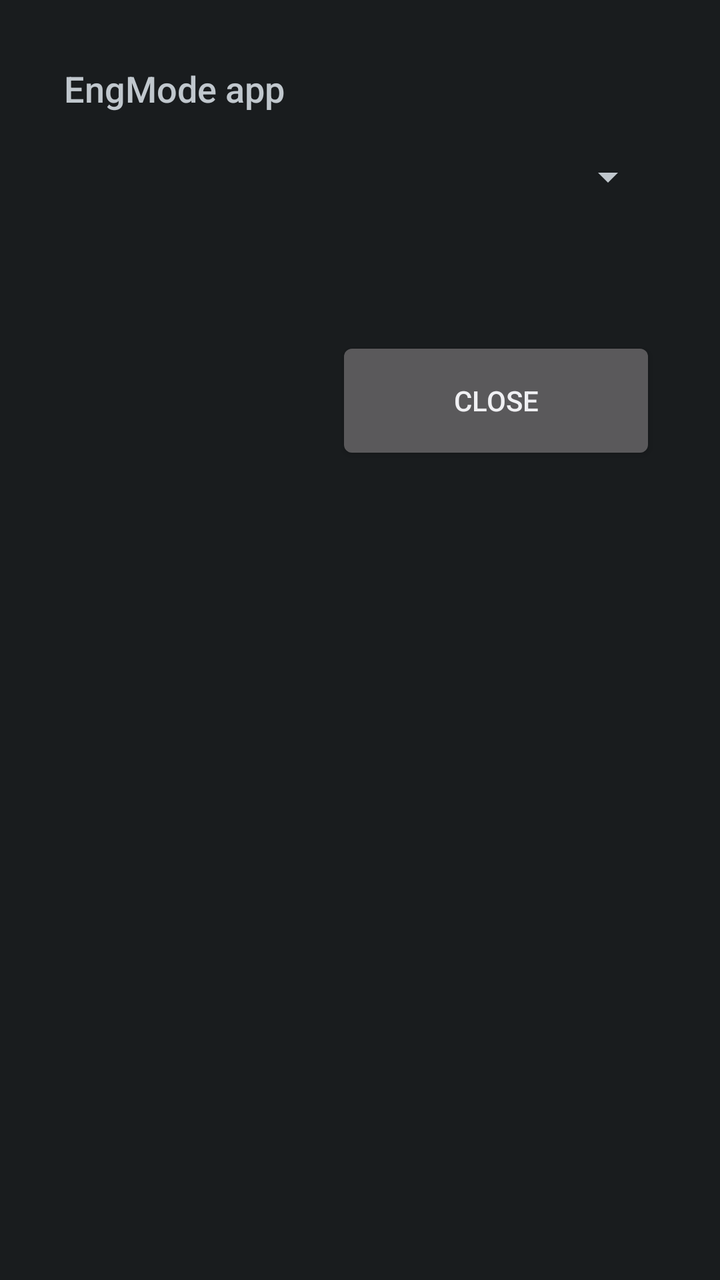
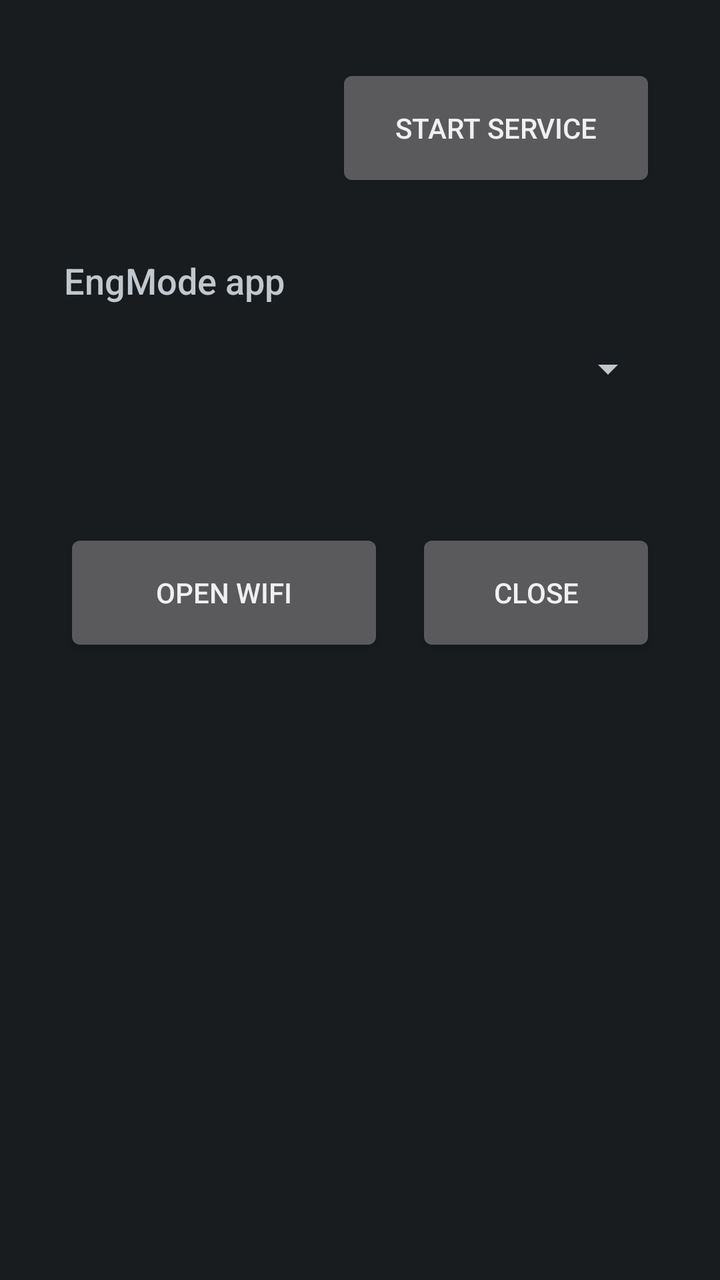

Before-and-after screenshots of an Android layout around one commit, followed by the original layout XML and the change that was made.
<!-- AndroidManifest.xml: activity theme android:Theme.DeviceDefault -->
<!-- res/layout/activity_settings.xml -->
<?xml version="1.0" encoding="utf-8"?>
<LinearLayout xmlns:android="http://schemas.android.com/apk/res/android"
    android:layout_width="match_parent"
    android:layout_height="match_parent"
    android:orientation="vertical"
    android:padding="32dp">

    <TextView
        android:layout_width="wrap_content"
        android:layout_height="wrap_content"
        android:labelFor="@+id/engmode"
        android:text="@string/engmode_label"
        android:textAppearance="?android:attr/textAppearanceMedium" />

    <Spinner
        android:id="@+id/engmode"
        android:layout_width="match_parent"
        android:layout_height="wrap_content"
        android:minHeight="64dp" />

    <Button
        android:id="@+id/close"
        android:layout_width="wrap_content"
        android:layout_height="wrap_content"
        android:layout_gravity="end"
        android:layout_marginTop="48dp"
        android:minWidth="160dp"
        android:minHeight="64dp"
        android:text="@string/close" />
</LinearLayout>
<!-- resources referenced by this layout -->
<resources>
  <string name="close">Close</string>
  <string name="engmode_label">EngMode app</string>
</resources>

<!-- the commit's change to res/layout/activity_settings.xml (unified diff, before → after) -->
@@ -4,6 +4,30 @@
     android:layout_height="match_parent"
     android:orientation="vertical"
     android:padding="32dp">
+
+    <LinearLayout
+        android:layout_width="match_parent"
+        android:layout_height="wrap_content"
+        android:layout_marginBottom="32dp"
+        android:gravity="center_vertical"
+        android:orientation="horizontal">
+
+        <TextView
+            android:id="@+id/service_status"
+            android:layout_width="0dp"
+            android:layout_height="wrap_content"
+            android:layout_weight="1"
+            android:accessibilityLiveRegion="polite"
+            android:textAppearance="?android:attr/textAppearanceMedium" />
+
+        <Button
+            android:id="@+id/start_service"
+            android:layout_width="wrap_content"
+            android:layout_height="wrap_content"
+            android:minWidth="160dp"
+            android:minHeight="64dp"
+            android:text="@string/start_service" />
+    </LinearLayout>
 
     <TextView
         android:layout_width="wrap_content"
@@ -18,13 +42,28 @@
         android:layout_height="wrap_content"
         android:minHeight="64dp" />
 
-    <Button
-        android:id="@+id/close"
-        android:layout_width="wrap_content"
+    <LinearLayout
+        android:layout_width="match_parent"
         android:layout_height="wrap_content"
-        android:layout_gravity="end"
         android:layout_marginTop="48dp"
-        android:minWidth="160dp"
-        android:minHeight="64dp"
-        android:text="@string/close" />
+        android:gravity="end"
+        android:orientation="horizontal">
+
+        <Button
+            android:id="@+id/open_wifi"
+            android:layout_width="wrap_content"
+            android:layout_height="wrap_content"
+            android:layout_marginEnd="16dp"
+            android:minWidth="160dp"
+            android:minHeight="64dp"
+            android:text="@string/open_wifi" />
+
+        <Button
+            android:id="@+id/close"
+            android:layout_width="wrap_content"
+            android:layout_height="wrap_content"
+            android:minWidth="160dp"
+            android:minHeight="64dp"
+            android:text="@string/close" />
+    </LinearLayout>
 </LinearLayout>
<!-- resource entries referenced after the edit -->
@@ -2,5 +2,7 @@
 <resources>
   <string name="close">Close</string>
   <string name="engmode_label">EngMode app</string>
+  <string name="open_wifi">Open WiFi</string>
+  <string name="start_service">Start service</string>
 </resources>
 
